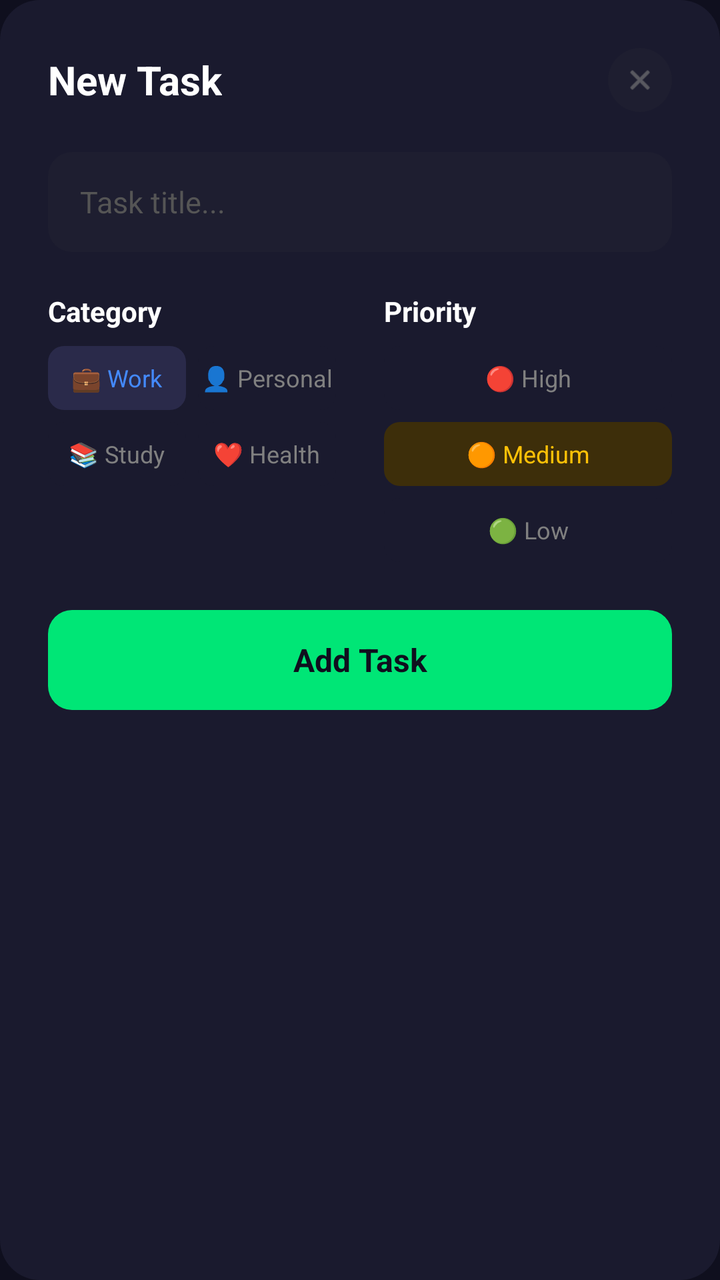
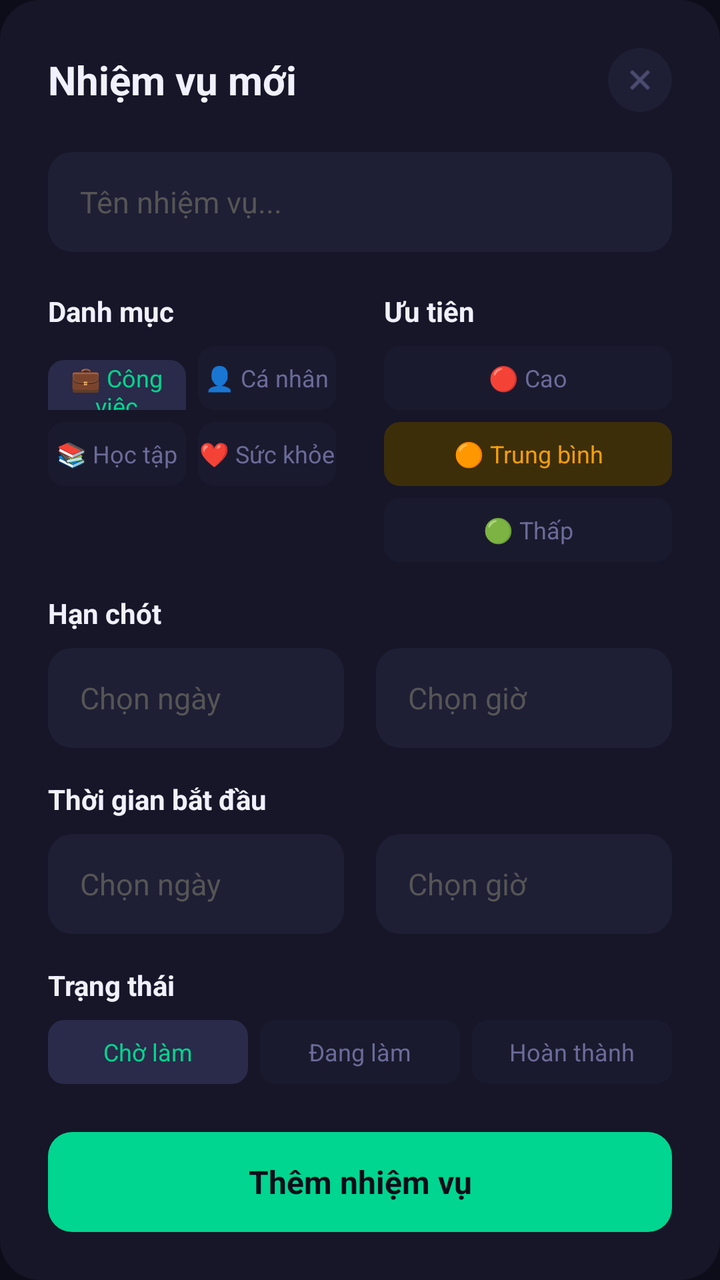

Screens rendered from an Android XML layout before and after an edit, with the pre-edit source and the edit as a unified diff.
<!-- AndroidManifest.xml: application theme Theme.NoteApp -->
<!-- res/layout/dialog_new_task.xml -->
<?xml version="1.0" encoding="utf-8"?>
<LinearLayout xmlns:android="http://schemas.android.com/apk/res/android"
    android:layout_width="match_parent"
    android:layout_height="wrap_content"
    android:background="@drawable/bg_dialog"
    android:orientation="vertical"
    android:padding="24dp">

    
    <RelativeLayout
        android:layout_width="match_parent"
        android:layout_height="wrap_content"
        android:layout_marginBottom="20dp">

        <TextView
            android:layout_width="wrap_content"
            android:layout_height="wrap_content"
            android:layout_centerVertical="true"
            android:text="New Task"
            android:textColor="@color/text_primary"
            android:textSize="20sp"
            android:textStyle="bold" />

        <ImageView
            android:id="@+id/btn_close"
            android:layout_width="32dp"
            android:layout_height="32dp"
            android:layout_alignParentEnd="true"
            android:layout_centerVertical="true"
            android:background="@drawable/bg_close_button"
            android:padding="8dp"
            android:src="@android:drawable/ic_menu_close_clear_cancel"
            android:tint="@color/text_secondary" />
    </RelativeLayout>

    
    <EditText
        android:id="@+id/et_task_title"
        android:layout_width="match_parent"
        android:layout_height="50dp"
        android:layout_marginBottom="20dp"
        android:background="@drawable/bg_input_field"
        android:hint="Task title..."
        android:inputType="text"
        android:paddingStart="16dp"
        android:paddingEnd="16dp"
        android:textColor="@color/text_primary"
        android:textColorHint="@color/text_muted"
        android:textSize="15sp" />

    
    <LinearLayout
        android:layout_width="match_parent"
        android:layout_height="wrap_content"
        android:layout_marginBottom="24dp"
        android:orientation="horizontal">

        
        <LinearLayout
            android:layout_width="0dp"
            android:layout_height="wrap_content"
            android:layout_marginEnd="12dp"
            android:layout_weight="1"
            android:orientation="vertical">

            <TextView
                android:layout_width="wrap_content"
                android:layout_height="wrap_content"
                android:layout_marginBottom="8dp"
                android:text="Category"
                android:textColor="@color/text_primary"
                android:textSize="14sp"
                android:textStyle="bold" />

            <LinearLayout
                android:layout_width="match_parent"
                android:layout_height="wrap_content"
                android:orientation="horizontal">

                <TextView
                    android:id="@+id/chip_work"
                    android:layout_width="0dp"
                    android:layout_height="32dp"
                    android:layout_marginEnd="6dp"
                    android:layout_weight="1"
                    android:background="@drawable/bg_chip_category_selected"
                    android:gravity="center"
                    android:text="💼 Work"
                    android:textColor="@color/tag_work_text"
                    android:textSize="12sp" />

                <TextView
                    android:id="@+id/chip_personal"
                    android:layout_width="0dp"
                    android:layout_height="32dp"
                    android:layout_weight="1"
                    android:background="@drawable/bg_chip_category_default"
                    android:gravity="center"
                    android:text="👤 Personal"
                    android:textColor="@color/text_secondary"
                    android:textSize="12sp" />
            </LinearLayout>

            <LinearLayout
                android:layout_width="match_parent"
                android:layout_height="wrap_content"
                android:layout_marginTop="6dp"
                android:orientation="horizontal">

                <TextView
                    android:id="@+id/chip_study"
                    android:layout_width="0dp"
                    android:layout_height="32dp"
                    android:layout_marginEnd="6dp"
                    android:layout_weight="1"
                    android:background="@drawable/bg_chip_category_default"
                    android:gravity="center"
                    android:text="📚 Study"
                    android:textColor="@color/text_secondary"
                    android:textSize="12sp" />

                <TextView
                    android:id="@+id/chip_health"
                    android:layout_width="0dp"
                    android:layout_height="32dp"
                    android:layout_weight="1"
                    android:background="@drawable/bg_chip_category_default"
                    android:gravity="center"
                    android:text="❤️ Health"
                    android:textColor="@color/text_secondary"
                    android:textSize="12sp" />
            </LinearLayout>
        </LinearLayout>

        
        <LinearLayout
            android:layout_width="0dp"
            android:layout_height="wrap_content"
            android:layout_marginStart="12dp"
            android:layout_weight="1"
            android:orientation="vertical">

            <TextView
                android:layout_width="wrap_content"
                android:layout_height="wrap_content"
                android:layout_marginBottom="8dp"
                android:text="Priority"
                android:textColor="@color/text_primary"
                android:textSize="14sp"
                android:textStyle="bold" />

            <TextView
                android:id="@+id/chip_high"
                android:layout_width="match_parent"
                android:layout_height="32dp"
                android:layout_marginBottom="6dp"
                android:background="@drawable/bg_chip_priority_default"
                android:gravity="center"
                android:text="🔴 High"
                android:textColor="@color/text_secondary"
                android:textSize="12sp" />

            <TextView
                android:id="@+id/chip_medium"
                android:layout_width="match_parent"
                android:layout_height="32dp"
                android:layout_marginBottom="6dp"
                android:background="@drawable/bg_chip_priority_selected_medium"
                android:gravity="center"
                android:text="🟠 Medium"
                android:textColor="@color/tag_medium_text"
                android:textSize="12sp" />

            <TextView
                android:id="@+id/chip_low"
                android:layout_width="match_parent"
                android:layout_height="32dp"
                android:background="@drawable/bg_chip_priority_default"
                android:gravity="center"
                android:text="🟢 Low"
                android:textColor="@color/text_secondary"
                android:textSize="12sp" />
        </LinearLayout>
    </LinearLayout>

    
    <TextView
        android:id="@+id/btn_add_task"
        android:layout_width="match_parent"
        android:layout_height="50dp"
        android:background="@drawable/bg_button_primary"
        android:gravity="center"
        android:text="Add Task"
        android:textColor="@color/bg_dark"
        android:textSize="16sp"
        android:textStyle="bold" />

</LinearLayout>
<!-- resources referenced by this layout -->
<resources>
  <color name="bg_dark">#0F0F1E</color>
  <color name="tag_medium_text">#FFC107</color>
  <color name="tag_work_text">#448AFF</color>
  <color name="text_muted">#555555</color>
  <color name="text_primary">#FFFFFF</color>
  <color name="text_secondary">#808080</color>
  <!-- drawable bg_button_primary (drawable) -->
  <?xml version="1.0" encoding="utf-8"?>
  <shape xmlns:android="http://schemas.android.com/apk/res/android">
      <solid android:color="@color/accent_green" />
      <corners android:radius="12dp" />
  </shape>
  <!-- drawable bg_chip_category_default (drawable) -->
  <?xml version="1.0" encoding="utf-8"?>
  <shape xmlns:android="http://schemas.android.com/apk/res/android">
      <solid android:color="@color/chip_default" />
      <corners android:radius="8dp" />
  </shape>
  <!-- drawable bg_chip_category_selected (drawable) -->
  <?xml version="1.0" encoding="utf-8"?>
  <shape xmlns:android="http://schemas.android.com/apk/res/android">
      <solid android:color="@color/chip_selected" />
      <corners android:radius="8dp" />
  </shape>
  <!-- drawable bg_chip_priority_default (drawable) -->
  <?xml version="1.0" encoding="utf-8"?>
  <shape xmlns:android="http://schemas.android.com/apk/res/android">
      <solid android:color="@color/chip_default" />
      <corners android:radius="8dp" />
  </shape>
  <!-- drawable bg_chip_priority_selected_medium (drawable) -->
  <?xml version="1.0" encoding="utf-8"?>
  <shape xmlns:android="http://schemas.android.com/apk/res/android">
      <solid android:color="@color/tag_medium_bg" />
      <corners android:radius="8dp" />
  </shape>
  <!-- drawable bg_close_button (drawable) -->
  <?xml version="1.0" encoding="utf-8"?>
  <shape xmlns:android="http://schemas.android.com/apk/res/android"
      android:shape="oval">
      <solid android:color="@color/bg_card_lighter" />
  </shape>
  <!-- drawable bg_dialog (drawable) -->
  <?xml version="1.0" encoding="utf-8"?>
  <shape xmlns:android="http://schemas.android.com/apk/res/android">
      <solid android:color="@color/bg_card" />
      <corners android:radius="20dp" />
  </shape>
  <!-- drawable bg_input_field (drawable) -->
  <?xml version="1.0" encoding="utf-8"?>
  <shape xmlns:android="http://schemas.android.com/apk/res/android">
      <solid android:color="@color/bg_card_lighter" />
      <corners android:radius="12dp" />
  </shape>
  <style name="Theme.NoteApp" parent="Theme.MaterialComponents.DayNight.NoActionBar">
          <item name="colorPrimary">@color/accent_green</item>
          <item name="colorPrimaryVariant">@color/accent_green_dark</item>
          <item name="colorOnPrimary">@color/bg_dark</item>
          <item name="colorSecondary">@color/accent_purple</item>
          <item name="colorSecondaryVariant">@color/accent_purple_light</item>
          <item name="colorOnSecondary">@color/text_primary</item>
          <item name="android:statusBarColor">@color/bg_dark</item>
          <item name="android:navigationBarColor">@color/bg_dark</item>
          <item name="android:windowBackground">@color/bg_dark</item>
      </style>
  <color name="accent_green">#00E676</color>
  <color name="chip_default">#1A1A2E</color>
  <color name="chip_selected">#2A2A4A</color>
  <color name="tag_medium_bg">#3D2E0A</color>
  <color name="bg_card_lighter">#1E1E30</color>
  <color name="bg_card">#1A1A2E</color>
  <color name="accent_green_dark">#00C853</color>
  <color name="accent_purple">#7C4DFF</color>
  <color name="accent_purple_light">#B388FF</color>
</resources>

<!-- the commit's change to res/layout/dialog_new_task.xml (unified diff, before → after) -->
@@ -16,7 +16,7 @@
             android:layout_width="wrap_content"
             android:layout_height="wrap_content"
             android:layout_centerVertical="true"
-            android:text="New Task"
+            android:text="Nhiệm vụ mới"
             android:textColor="@color/text_primary"
             android:textSize="20sp"
             android:textStyle="bold" />
@@ -40,7 +40,7 @@
         android:layout_height="50dp"
         android:layout_marginBottom="20dp"
         android:background="@drawable/bg_input_field"
-        android:hint="Task title..."
+        android:hint="Tên nhiệm vụ..."
         android:inputType="text"
         android:paddingStart="16dp"
         android:paddingEnd="16dp"
@@ -52,7 +52,7 @@
     <LinearLayout
         android:layout_width="match_parent"
         android:layout_height="wrap_content"
-        android:layout_marginBottom="24dp"
+        android:layout_marginBottom="16dp"
         android:orientation="horizontal">
 
         
@@ -67,7 +67,7 @@
                 android:layout_width="wrap_content"
                 android:layout_height="wrap_content"
                 android:layout_marginBottom="8dp"
-                android:text="Category"
+                android:text="Danh mục"
                 android:textColor="@color/text_primary"
                 android:textSize="14sp"
                 android:textStyle="bold" />
@@ -85,7 +85,7 @@
                     android:layout_weight="1"
                     android:background="@drawable/bg_chip_category_selected"
                     android:gravity="center"
-                    android:text="💼 Work"
+                    android:text="💼 Công việc"
                     android:textColor="@color/tag_work_text"
                     android:textSize="12sp" />
 
@@ -96,7 +96,7 @@
                     android:layout_weight="1"
                     android:background="@drawable/bg_chip_category_default"
                     android:gravity="center"
-                    android:text="👤 Personal"
+                    android:text="👤 Cá nhân"
                     android:textColor="@color/text_secondary"
                     android:textSize="12sp" />
             </LinearLayout>
@@ -115,7 +115,7 @@
                     android:layout_weight="1"
                     android:background="@drawable/bg_chip_category_default"
                     android:gravity="center"
-                    android:text="📚 Study"
+                    android:text="📚 Học tập"
                     android:textColor="@color/text_secondary"
                     android:textSize="12sp" />
 
@@ -126,7 +126,7 @@
                     android:layout_weight="1"
                     android:background="@drawable/bg_chip_category_default"
                     android:gravity="center"
-                    android:text="❤️ Health"
+                    android:text="❤️ Sức khỏe"
                     android:textColor="@color/text_secondary"
                     android:textSize="12sp" />
             </LinearLayout>
@@ -144,7 +144,7 @@
                 android:layout_width="wrap_content"
                 android:layout_height="wrap_content"
                 android:layout_marginBottom="8dp"
-                android:text="Priority"
+                android:text="Ưu tiên"
                 android:textColor="@color/text_primary"
                 android:textSize="14sp"
                 android:textStyle="bold" />
@@ -156,7 +156,7 @@
                 android:layout_marginBottom="6dp"
                 android:background="@drawable/bg_chip_priority_default"
                 android:gravity="center"
-                android:text="🔴 High"
+                android:text="🔴 Cao"
                 android:textColor="@color/text_secondary"
                 android:textSize="12sp" />
 
@@ -167,7 +167,7 @@
                 android:layout_marginBottom="6dp"
                 android:background="@drawable/bg_chip_priority_selected_medium"
                 android:gravity="center"
-                android:text="🟠 Medium"
+                android:text="🟠 Trung bình"
                 android:textColor="@color/tag_medium_text"
                 android:textSize="12sp" />
 
@@ -177,7 +177,179 @@
                 android:layout_height="32dp"
                 android:background="@drawable/bg_chip_priority_default"
                 android:gravity="center"
-                android:text="🟢 Low"
+                android:text="🟢 Thấp"
+                android:textColor="@color/text_secondary"
+                android:textSize="12sp" />
+        </LinearLayout>
+    </LinearLayout>
+
+    
+    <LinearLayout
+        android:layout_width="match_parent"
+        android:layout_height="wrap_content"
+        android:layout_marginBottom="16dp"
+        android:orientation="vertical">
+
+        <TextView
+            android:layout_width="wrap_content"
+            android:layout_height="wrap_content"
+            android:layout_marginBottom="8dp"
+            android:text="Hạn chót"
+            android:textColor="@color/text_primary"
+            android:textSize="14sp"
+            android:textStyle="bold" />
+
+        <LinearLayout
+            android:layout_width="match_parent"
+            android:layout_height="wrap_content"
+            android:orientation="horizontal">
+
+            <EditText
+                android:id="@+id/et_deadline_date"
+                android:layout_width="0dp"
+                android:layout_height="50dp"
+                android:layout_weight="1"
+                android:layout_marginEnd="8dp"
+                android:background="@drawable/bg_input_field"
+                android:focusable="false"
+                android:clickable="true"
+                android:hint="Chọn ngày"
+                android:inputType="none"
+                android:paddingStart="16dp"
+                android:paddingEnd="16dp"
+                android:textColor="@color/text_primary"
+                android:textColorHint="@color/text_muted"
+                android:textSize="15sp" />
+
+            <EditText
+                android:id="@+id/et_deadline_time"
+                android:layout_width="0dp"
+                android:layout_height="50dp"
+                android:layout_weight="1"
+                android:layout_marginStart="8dp"
+                android:background="@drawable/bg_input_field"
+                android:focusable="false"
+                android:clickable="true"
+                android:hint="Chọn giờ"
+                android:inputType="none"
+                android:paddingStart="16dp"
+                android:paddingEnd="16dp"
+                android:textColor="@color/text_primary"
+                android:textColorHint="@color/text_muted"
+                android:textSize="15sp" />
+        </LinearLayout>
+    </LinearLayout>
+
+    
+    <LinearLayout
+        android:layout_width="match_parent"
+        android:layout_height="wrap_content"
+        android:layout_marginBottom="16dp"
+        android:orientation="vertical">
+
+        <TextView
+            android:layout_width="wrap_content"
+            android:layout_height="wrap_content"
+            android:layout_marginBottom="8dp"
+            android:text="Thời gian bắt đầu"
+            android:textColor="@color/text_primary"
+            android:textSize="14sp"
+            android:textStyle="bold" />
+
+        <LinearLayout
+            android:layout_width="match_parent"
+            android:layout_height="wrap_content"
+            android:orientation="horizontal">
+
+            <EditText
+                android:id="@+id/et_start_date"
+                android:layout_width="0dp"
+                android:layout_height="50dp"
+                android:layout_weight="1"
+                android:layout_marginEnd="8dp"
+                android:background="@drawable/bg_input_field"
+                android:focusable="false"
+                android:clickable="true"
+                android:hint="Chọn ngày"
+                android:inputType="none"
+                android:paddingStart="16dp"
+                android:paddingEnd="16dp"
+                android:textColor="@color/text_primary"
+                android:textColorHint="@color/text_muted"
+                android:textSize="15sp" />
+
+            <EditText
+                android:id="@+id/et_start_time"
+                android:layout_width="0dp"
+                android:layout_height="50dp"
+                android:layout_weight="1"
+                android:layout_marginStart="8dp"
+                android:background="@drawable/bg_input_field"
+                android:focusable="false"
+                android:clickable="true"
+                android:hint="Chọn giờ"
+                android:inputType="none"
+                android:paddingStart="16dp"
+                android:paddingEnd="16dp"
+                android:textColor="@color/text_primary"
+                android:textColorHint="@color/text_muted"
+                android:textSize="15sp" />
+        </LinearLayout>
+    </LinearLayout>
+
+    
+    <LinearLayout
+        android:layout_width="match_parent"
+        android:layout_height="wrap_content"
+        android:layout_marginBottom="24dp"
+        android:orientation="vertical">
+
+        <TextView
+            android:layout_width="wrap_content"
+            android:layout_height="wrap_content"
+            android:layout_marginBottom="8dp"
+            android:text="Trạng thái"
+            android:textColor="@color/text_primary"
+            android:textSize="14sp"
+            android:textStyle="bold" />
+
+        <LinearLayout
+            android:layout_width="match_parent"
+            android:layout_height="wrap_content"
+            android:orientation="horizontal">
+
+            <TextView
+                android:id="@+id/chip_status_todo"
+                android:layout_width="0dp"
+                android:layout_height="32dp"
+                android:layout_marginEnd="6dp"
+                android:layout_weight="1"
+                android:background="@drawable/bg_chip_category_selected"
+                android:gravity="center"
+                android:text="Chờ làm"
+                android:textColor="@color/tag_work_text"
+                android:textSize="12sp" />
+
+            <TextView
+                android:id="@+id/chip_status_inprogress"
+                android:layout_width="0dp"
+                android:layout_height="32dp"
+                android:layout_marginEnd="6dp"
+                android:layout_weight="1"
+                android:background="@drawable/bg_chip_category_default"
+                android:gravity="center"
+                android:text="Đang làm"
+                android:textColor="@color/text_secondary"
+                android:textSize="12sp" />
+
+            <TextView
+                android:id="@+id/chip_status_done"
+                android:layout_width="0dp"
+                android:layout_height="32dp"
+                android:layout_weight="1"
+                android:background="@drawable/bg_chip_category_default"
+                android:gravity="center"
+                android:text="Hoàn thành"
                 android:textColor="@color/text_secondary"
                 android:textSize="12sp" />
         </LinearLayout>
@@ -190,7 +362,7 @@
         android:layout_height="50dp"
         android:background="@drawable/bg_button_primary"
         android:gravity="center"
-        android:text="Add Task"
+        android:text="Thêm nhiệm vụ"
         android:textColor="@color/bg_dark"
         android:textSize="16sp"
         android:textStyle="bold" />
<!-- resource entries referenced after the edit -->
@@ -1,11 +1,11 @@
 <!-- resources referenced by this layout -->
 <resources>
-  <color name="bg_dark">#0F0F1E</color>
-  <color name="tag_medium_text">#FFC107</color>
-  <color name="tag_work_text">#448AFF</color>
+  <color name="bg_dark">#0D0D1A</color>
+  <color name="tag_medium_text">#F59E0B</color>
+  <color name="tag_work_text">#00D68F</color>
   <color name="text_muted">#555555</color>
-  <color name="text_primary">#FFFFFF</color>
-  <color name="text_secondary">#808080</color>
+  <color name="text_primary">#F0F0FF</color>
+  <color name="text_secondary">#6B6B9A</color>
   <!-- drawable bg_button_primary (drawable) -->
   <?xml version="1.0" encoding="utf-8"?>
   <shape xmlns:android="http://schemas.android.com/apk/res/android">
@@ -65,14 +65,14 @@
           <item name="android:navigationBarColor">@color/bg_dark</item>
           <item name="android:windowBackground">@color/bg_dark</item>
       </style>
-  <color name="accent_green">#00E676</color>
+  <color name="accent_green">#00D68F</color>
   <color name="chip_default">#1A1A2E</color>
   <color name="chip_selected">#2A2A4A</color>
   <color name="tag_medium_bg">#3D2E0A</color>
-  <color name="bg_card_lighter">#1E1E30</color>
-  <color name="bg_card">#1A1A2E</color>
-  <color name="accent_green_dark">#00C853</color>
-  <color name="accent_purple">#7C4DFF</color>
+  <color name="bg_card_lighter">#1E1E35</color>
+  <color name="bg_card">#161628</color>
+  <color name="accent_green_dark">#00B377</color>
+  <color name="accent_purple">#7C3AED</color>
   <color name="accent_purple_light">#B388FF</color>
 </resources>
 
